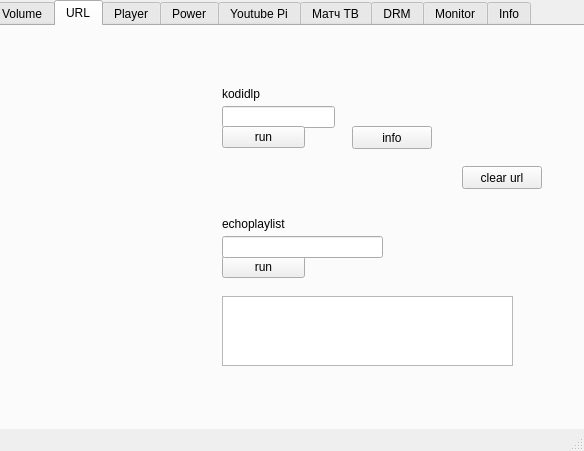
Above: kodigui.ui from definitly486/KodiGui before the change. Below: the same form after it.
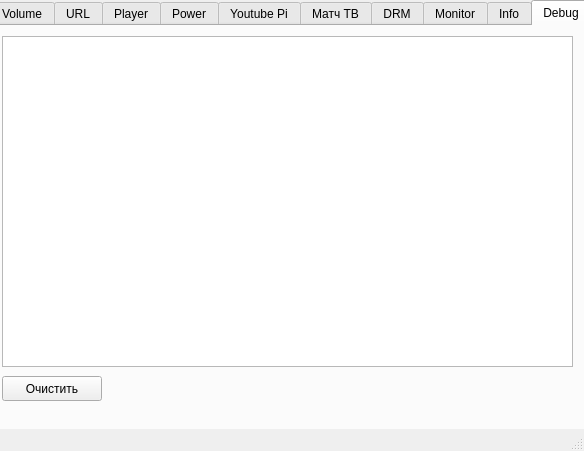
That is the form after the change. The open tabs and pages were chosen to show the change. Icons and pictures are not drawn.

Commit message: Add Debug tab to main window

```diff
--- a/kodigui.ui
+++ b/kodigui.ui
@@ -689,6 +689,24 @@
       </property>
      </widget>
     </widget>
+    <widget class="QWidget" name="debugTab">
+     <attribute name="title">
+      <string>Debug</string>
+     </attribute>
+     <widget class="QTextEdit" name="debugTextEdit">
+      <property name="geometry">
+       <rect><x>10</x><y>10</y><width>571</width><height>331</height></rect>
+      </property>
+      <property name="readOnly"><bool>true</bool></property>
+      <property name="lineWrapMode"><enum>QTextEdit::NoWrap</enum></property>
+     </widget>
+     <widget class="QPushButton" name="debugClearButton">
+      <property name="geometry">
+       <rect><x>10</x><y>350</y><width>100</width><height>25</height></rect>
+      </property>
+      <property name="text"><string>Очистить</string></property>
+     </widget>
+    </widget>
    </widget>
   </widget>
   <widget class="QMenuBar" name="menubar">
```
